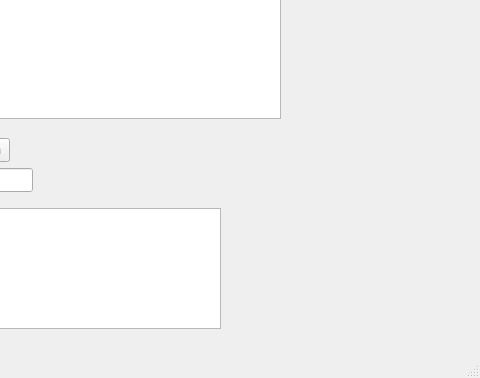
Before: the Qt Designer form mainwindow.ui in bairgran/ConcurrentRisk, drawn with Qt 5; both pictures show x 320 to 800 and y 222 to 600 of the 800 by 600 pixel window.
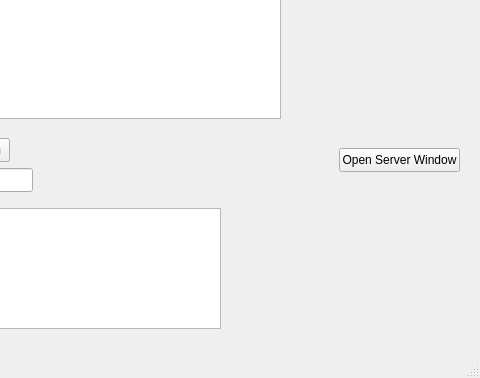
After: the same form once the commit is applied.

Commit message: Server window opens on button press. Server listens and closes

Diff of the .ui file:
```diff
--- a/mainwindow.ui
+++ b/mainwindow.ui
@@ -57,6 +57,19 @@
      </rect>
     </property>
    </widget>
+   <widget class="QPushButton" name="btnOpenServerWindow">
+    <property name="geometry">
+     <rect>
+      <x>659</x>
+      <y>370</y>
+      <width>121</width>
+      <height>24</height>
+     </rect>
+    </property>
+    <property name="text">
+     <string>Open Server Window</string>
+    </property>
+   </widget>
   </widget>
   <widget class="QMenuBar" name="menubar">
    <property name="geometry">
```
The commit also changes 6 other files.
